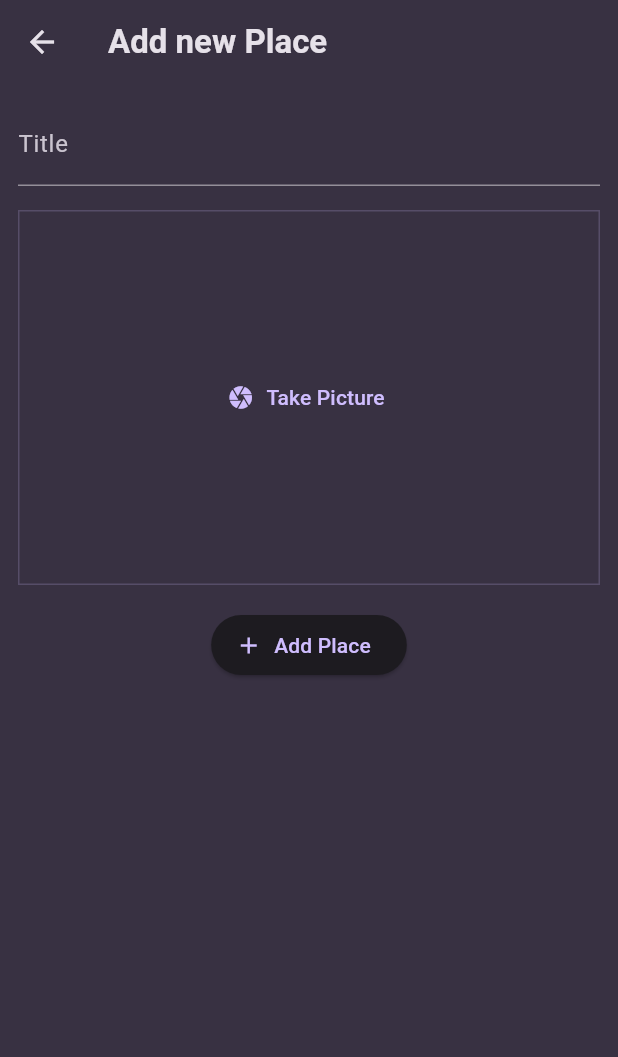
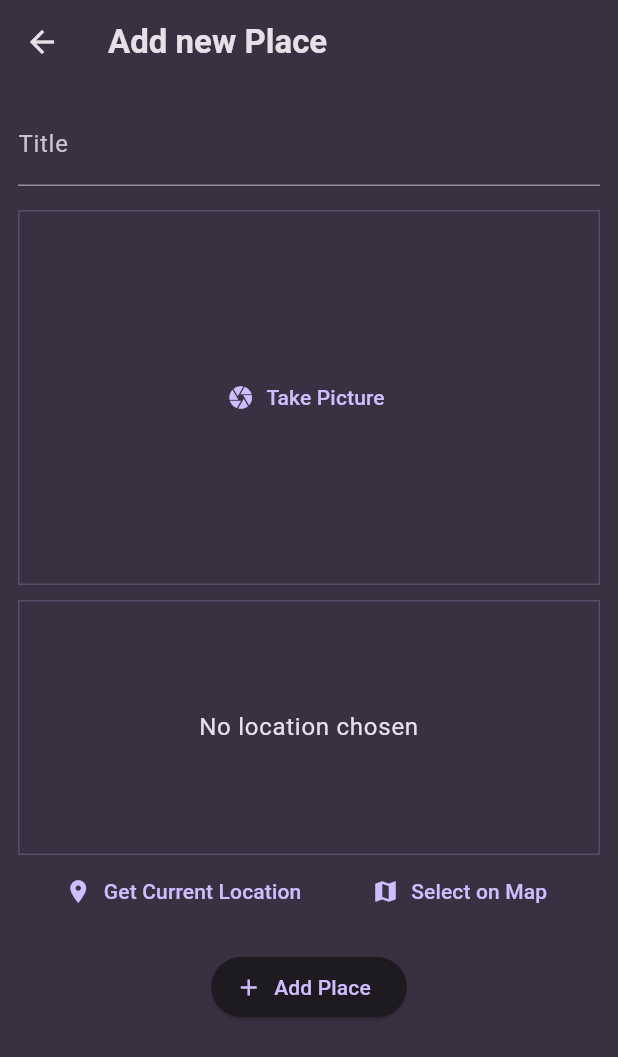
Before and after one commit to MatviiU/learning, a Flutter app: the AddPlaceScreen screen opened directly, on a phone screen of 412 x 824 dp. Shown: the top 1057 px of the screen. Run offline on Flutter 3.47's test engine with Material 3 defaults, Android fonts, the phone set to English and light mode, and no system bars; our stand-ins replace flutter_riverpod, google_fonts, image_picker, location, transparent_image.

Commit message:
Added outputting the location data

```diff
--- a/favorite_places/lib/models/place.dart
+++ b/favorite_places/lib/models/place.dart
@@ -1,13 +1,26 @@
+import 'dart:io';
+
 import 'package:uuid/uuid.dart';
 
 const uuid = Uuid();
 
-class Place{
+class PlaceLocation {
+  final double latitude;
+  final double longitude;
+  final String address;
+
+  const PlaceLocation({
+    required this.latitude,
+    required this.longitude,
+    required this.address,
+  });
+}
+
+class Place {
   final String id;
   final String title;
+  final File image;
+  final PlaceLocation location;
 
-  Place({
-    required this.title,
-  }) : id = uuid.v4();
-
+  Place({required this.title, required this.image, required this.location}) : id = uuid.v4();
 }
--- a/favorite_places/lib/providers/user_places.dart
+++ b/favorite_places/lib/providers/user_places.dart
@@ -1,11 +1,13 @@
+import 'dart:io';
+
 import 'package:favorite_places/models/place.dart';
 import 'package:flutter_riverpod/flutter_riverpod.dart';
 
 class UserPlacesNotifier extends StateNotifier<List<Place>> {
   UserPlacesNotifier() : super(const []);
 
-  void addPlace(String title) {
-    final newPlace = Place(title: title);
+  void addPlace(String title, File image, PlaceLocation location) {
+    final newPlace = Place(title: title, image: image, location: location);
     state = [newPlace, ...state];
   }
 }
--- a/favorite_places/lib/screens/add_place.dart
+++ b/favorite_places/lib/screens/add_place.dart
@@ -1,5 +1,9 @@
+import 'dart:io';
+
+import 'package:favorite_places/models/place.dart';
 import 'package:favorite_places/providers/user_places.dart';
 import 'package:favorite_places/widgets/image_input.dart';
+import 'package:favorite_places/widgets/location_input.dart';
 import 'package:flutter/material.dart';
 import 'package:flutter_riverpod/flutter_riverpod.dart';
 
@@ -12,16 +16,24 @@ class AddPlaceScreen extends ConsumerStatefulWidget {
 
 class _AddPlaceScreenState extends ConsumerState<AddPlaceScreen> {
   final _titleController = TextEditingController();
+  File? _selectedImage;
+  PlaceLocation? _selectedLocation;
 
   void _savePlace() {
     final enteredTitle = _titleController.text;
 
-    if (enteredTitle.isEmpty || enteredTitle.trim().length <= 1){
+    if (enteredTitle.isEmpty ||
+        enteredTitle.trim().length <= 1 ||
+        _selectedImage == null ||
+        _selectedLocation == null) {
       return;
     }
-    ref.read(userPlacesProvider.notifier).addPlace(enteredTitle);
+    ref
+        .read(userPlacesProvider.notifier)
+        .addPlace(enteredTitle, _selectedImage!, _selectedLocation!);
     Navigator.of(context).pop();
   }
+
   @override
   void dispose() {
     _titleController.dispose();
@@ -42,7 +54,17 @@ class _AddPlaceScreenState extends ConsumerState<AddPlaceScreen> {
               style: TextStyle(color: Theme.of(context).colorScheme.onSurface),
             ),
             SizedBox(height: 16),
-            ImageInput(),
+            ImageInput(
+              onPickImage: (image) {
+                _selectedImage = image;
+              },
+            ),
+            SizedBox(height: 10),
+            LocationInput(
+              onSelectPosition: (location) {
+                _selectedLocation = location;
+              },
+            ),
             SizedBox(height: 16),
             ElevatedButton.icon(
               onPressed: _savePlace,
--- a/favorite_places/lib/screens/places.dart
+++ b/favorite_places/lib/screens/places.dart
@@ -25,7 +25,10 @@ class PlacesScreen extends ConsumerWidget {
           ),
         ],
       ),
-      body: PlacesList(places: userPlaces),
+      body: Padding(
+        padding: const EdgeInsets.all(8.0),
+        child: PlacesList(places: userPlaces),
+      ),
     );
   }
 }
--- a/favorite_places/lib/widgets/image_input.dart
+++ b/favorite_places/lib/widgets/image_input.dart
@@ -4,7 +4,9 @@ import 'package:flutter/material.dart';
 import 'package:image_picker/image_picker.dart';
 
 class ImageInput extends StatefulWidget {
-  const ImageInput({super.key});
+  const ImageInput({super.key, required this.onPickImage});
+
+  final void Function(File image) onPickImage;
 
   @override
   State<ImageInput> createState() => _ImageInputState();
@@ -25,6 +27,8 @@ class _ImageInputState extends State<ImageInput> {
     setState(() {
       _selectedImage = File(pickedImage.path);
     });
+
+    widget.onPickImage(_selectedImage!);
   }
 
   @override
--- /dev/null
+++ b/favorite_places/lib/widgets/location_input.dart
@@ -0,0 +1,140 @@
+import 'dart:convert';
+
+import 'package:favorite_places/models/place.dart';
+import 'package:flutter/material.dart';
+import 'package:location/location.dart';
+import 'package:http/http.dart' as http;
+
+class LocationInput extends StatefulWidget {
+  const LocationInput({super.key, required this.onSelectPosition});
+
+  final void Function(PlaceLocation location) onSelectPosition;
+
+  @override
+  State<LocationInput> createState() => _LocationInputState();
+}
+
+class _LocationInputState extends State<LocationInput> {
+  PlaceLocation? _pickedLocation;
+  var _isGettingLocation = false;
+
+  String get locationImage {
+    if (_pickedLocation == null) {
+      return '';
+    }
+    final lat = _pickedLocation!.latitude;
+    final lng = _pickedLocation!.longitude;
+    return 'https://maps.googleapis.com/maps/api/staticmap?center=$lat,$lng&zoom=16&size=600x300&maptype=roadmap&markers=color:red%7Clabel:A%7C$lat,$lng&key=AIzaSyBTQVbh1pmFFuqqhSsdysiiz-XVpeWeoVg';
+  }
+
+  void _getCurrentLocation() async {
+    Location location = Location();
+
+    bool serviceEnabled;
+    PermissionStatus permissionGranted;
+    LocationData locationData;
+
+    serviceEnabled = await location.serviceEnabled();
+    if (!serviceEnabled) {
+      serviceEnabled = await location.requestService();
+      if (!serviceEnabled) {
+        return;
+      }
+    }
+
+    permissionGranted = await location.hasPermission();
+    if (permissionGranted == PermissionStatus.denied) {
+      permissionGranted = await location.requestPermission();
+      if (permissionGranted != PermissionStatus.granted) {
+        return;
+      }
+    }
+
+    setState(() {
+      _isGettingLocation = true;
+    });
+
+    locationData = await location.getLocation();
+    final lat = locationData.latitude;
+    final lng = locationData.longitude;
+
+    if (lat == null || lng == null) {
+      return;
+    }
+
+    final url = Uri.parse(
+      'https://maps.googleapis.com/maps/api/geocode/json?latlng=$lat,$lng&key=AIzaSyBTQVbh1pmFFuqqhSsdysiiz-XVpeWeoVg',
+    );
+    final response = await http.get(url);
+    final responseData = json.decode(response.body);
+    final address = responseData['results'][0]['formatted_address'];
+
+    setState(() {
+      _pickedLocation = PlaceLocation(
+        latitude: lat,
+        longitude: lng,
+        address: address,
+      );
+      _isGettingLocation = false;
+    });
+
+    widget.onSelectPosition(_pickedLocation!);
+  }
+
+  @override
+  Widget build(BuildContext context) {
+    Widget previewContent = Text(
+      'No location chosen',
+      textAlign: TextAlign.center,
+      style: Theme.of(context).textTheme.bodyLarge!.copyWith(
+        color: Theme.of(context).colorScheme.onSurface,
+      ),
+    );
+
+    if (_pickedLocation != null) {
+      previewContent = Image.network(
+        locationImage,
+        fit: BoxFit.cover,
+        width: double.infinity,
+        height: double.infinity,
+      );
+    }
+
+    if (_isGettingLocation) {
+      previewContent = CircularProgressIndicator();
+    }
+    return Column(
+      children: [
+        Container(
+          height: 170,
+          width: double.infinity,
+          alignment: Alignment.center,
+          decoration: BoxDecoration(
+            border: Border.all(
+              width: 1,
+              color: Theme.of(
+                context,
+              ).colorScheme.primary.withValues(alpha: 0.2),
+            ),
+          ),
+          child: previewContent,
+        ),
+        Row(
+          mainAxisAlignment: MainAxisAlignment.spaceEvenly,
+          children: [
+            TextButton.icon(
+              onPressed: _getCurrentLocation,
+              icon: Icon(Icons.location_on),
+              label: Text('Get Current Location'),
+            ),
+            TextButton.icon(
+              onPressed: () {},
+              icon: Icon(Icons.map),
+              label: Text('Select on Map'),
+            ),
+          ],
+        ),
+      ],
+    );
+  }
+}
--- a/favorite_places/pubspec.yaml
+++ b/favorite_places/pubspec.yaml
@@ -34,6 +34,8 @@ dependencies:
   uuid: ^4.5.1
   flutter_riverpod: ^2.6.1
   image_picker: ^1.1.2
+  location: ^8.0.0
+  http: ^1.3.0
 
   # The following adds the Cupertino Icons font to your application.
   # Use with the CupertinoIcons class for iOS style icons.
```
Also changed, not shown: favorite_places/lib/screens/place_detail.dart (+45 -6 lines), favorite_places/lib/widgets/places_list.dart (+10 -0 lines), favorite_places/pubspec.lock.
